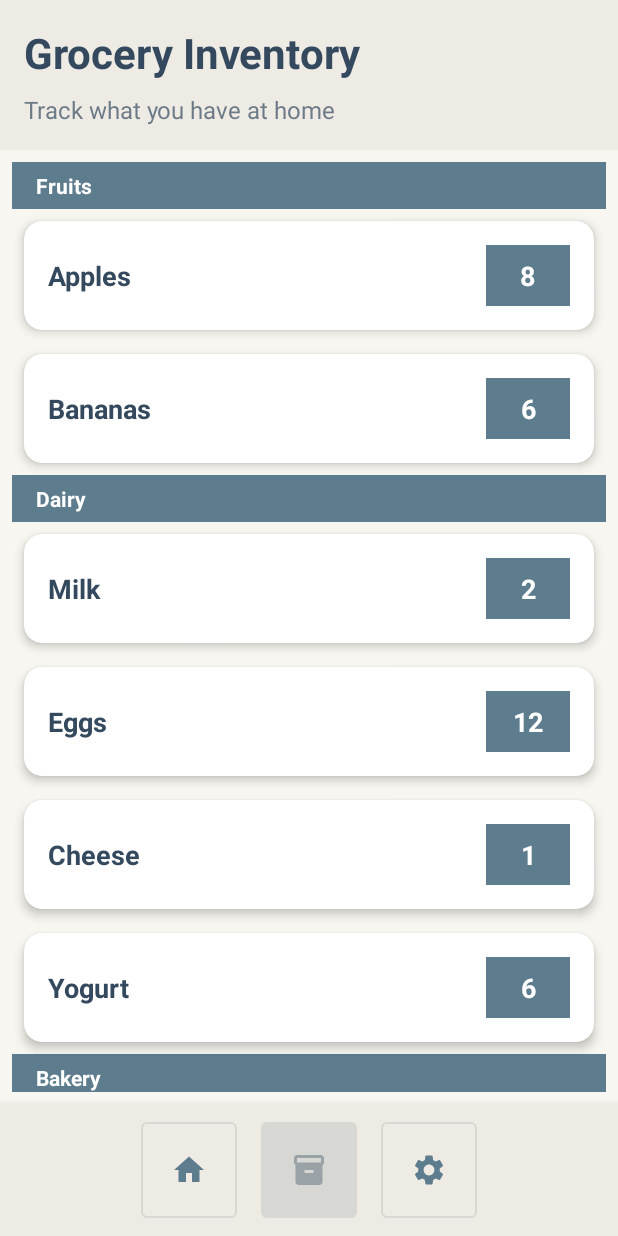
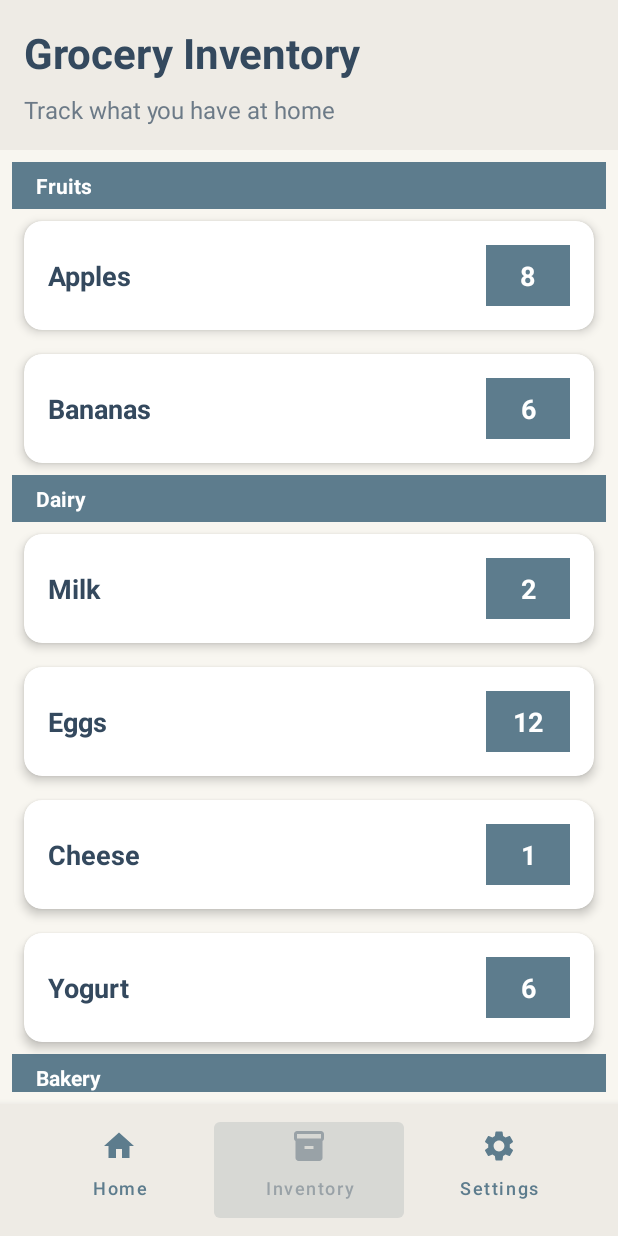
Before and after one commit to LukaFenir/InventoryAssistant, an Android app: the InventoryActivity screen opened directly, with no data from a screen before it, on a phone screen of 412 x 824 dp. Run offline under Robolectric (Android 15) with nearby library versions, the phone set to English and light mode, and no system bars.

Commit message:
Making the lower navigation buttons more like a bar

```diff
--- a/app/src/main/res/layout/activity_inventory.xml
+++ b/app/src/main/res/layout/activity_inventory.xml
@@ -51,43 +51,53 @@
         android:elevation="8dp"
         android:gravity="center"
         android:paddingVertical="12dp"
-        android:paddingHorizontal="16dp">
+        android:paddingHorizontal="16dp"
+        android:baselineAligned="false">
 
         <com.google.android.material.button.MaterialButton
             android:id="@+id/homeButton"
-            android:layout_width="64dp"
+            android:layout_width="0dp"
             android:layout_height="64dp"
+            android:layout_weight="1"
+            android:text="Home"
+            android:textSize="12sp"
+            android:textAllCaps="false"
             app:icon="@drawable/ic_home"
-            app:iconGravity="textStart"
+            app:iconGravity="top"
             app:iconPadding="0dp"
             android:insetTop="0dp"
             android:insetBottom="0dp"
-            android:layout_marginEnd="8dp"
-            style="@style/Widget.MaterialComponents.Button.OutlinedButton" />
+            style="@style/Widget.MaterialComponents.Button.TextButton" />
 
         <com.google.android.material.button.MaterialButton
             android:id="@+id/inventoryButton"
-            android:layout_width="64dp"
+            android:layout_width="0dp"
             android:layout_height="64dp"
+            android:layout_weight="1"
+            android:text="Inventory"
+            android:textSize="12sp"
+            android:textAllCaps="false"
             app:icon="@drawable/ic_inventory"
-            app:iconGravity="textStart"
+            app:iconGravity="top"
             app:iconPadding="0dp"
             android:insetTop="0dp"
             android:insetBottom="0dp"
-            android:layout_marginHorizontal="8dp"
             android:enabled="false" />
 
         <com.google.android.material.button.MaterialButton
             android:id="@+id/settingsButton"
-            android:layout_width="64dp"
+            android:layout_width="0dp"
             android:layout_height="64dp"
+            android:layout_weight="1"
+            android:text="Settings"
+            android:textSize="12sp"
+            android:textAllCaps="false"
             app:icon="@drawable/ic_settings"
-            app:iconGravity="textStart"
+            app:iconGravity="top"
             app:iconPadding="0dp"
             android:insetTop="0dp"
             android:insetBottom="0dp"
-            android:layout_marginStart="8dp"
-            style="@style/Widget.MaterialComponents.Button.OutlinedButton" />
+            style="@style/Widget.MaterialComponents.Button.TextButton" />
 
     </LinearLayout>
 
```
Also changed, not shown: app/src/main/res/layout/activity_main.xml (+22 -12 lines), app/src/main/res/layout/activity_settings.xml (+22 -12 lines).
